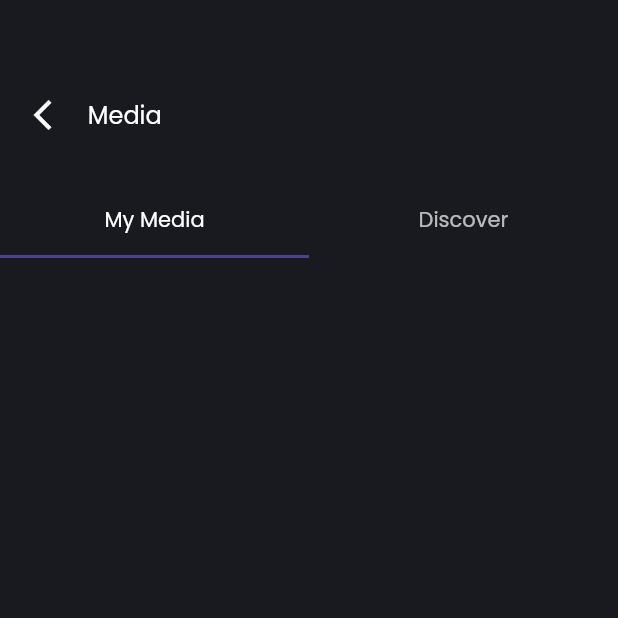
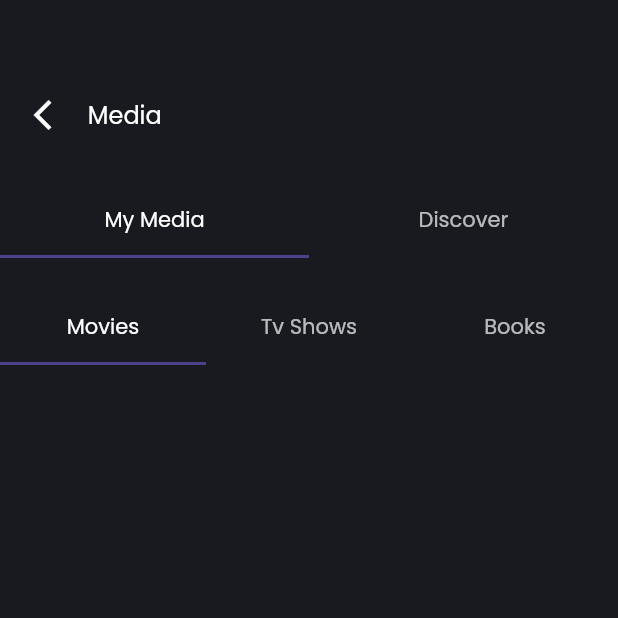
Before and after one commit to DreFlo/lgp-2223-sc1, a Flutter app: the SearchMedia screen opened directly, on a phone screen of 412 x 824 dp, the top half of it. Run offline on Flutter 3.47's test engine with Material 2 defaults, Android fonts, the phone set to English and light mode, and no system bars; our stand-ins replace floor, flutter_svg, get_it, like_button, lottie, rive and 1 more; missing offline and left inert: books_finder, emojis, tmdb_api; accounts and stored records are empty; generated files the repository leaves out were written again.

Commit message:
Movies/TV shows/Books tab working as well

```diff
--- a/src/lib/pages/catalog_search/search.dart
+++ b/src/lib/pages/catalog_search/search.dart
@@ -10,21 +10,21 @@ class SearchMedia extends StatefulWidget {
 }
 
 class _SearchMediaState extends State<SearchMedia>
-    with SingleTickerProviderStateMixin {
+    with TickerProviderStateMixin  {
   late TabController tabController ;
-  //late TabController mediaTypeTabController;
+  late TabController tabController2;
 
   @override
   void initState() {
     tabController  = TabController(length: 2, vsync: this);
-    //mediaTypeTabController = TabController(length: 3, vsync: this);
+    tabController2 = TabController(length: 3, vsync: this);
     super.initState();
   }
 
   @override
   void dispose() {
     tabController .dispose();
-   // mediaTypeTabController.dispose();
+    tabController2.dispose();
     super.dispose();
   }
 
@@ -74,6 +74,22 @@ class _SearchMediaState extends State<SearchMedia>
               ),
             ],
           )),
+          Padding(padding: EdgeInsets.only(top: 22*fem),
+          child:
+          TabBar(
+            controller: tabController2 ,
+            tabs: [
+              Tab(
+                text: 'Movies',
+              ),
+              Tab(
+                text: 'Tv Shows',
+              ),
+              Tab(
+                text: 'Books',
+              ),
+            ],
+          )),
           /*Expanded(
             child: TabBarView(
               controller: myMediaTabController,
```
